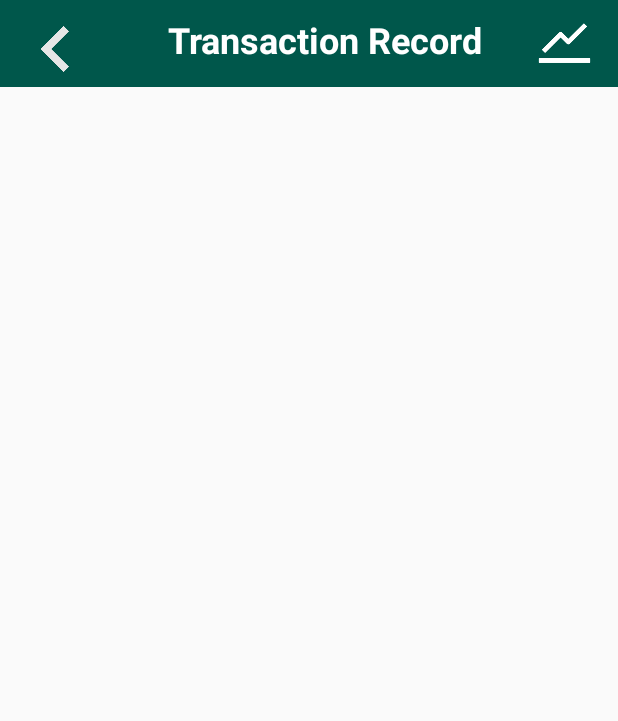
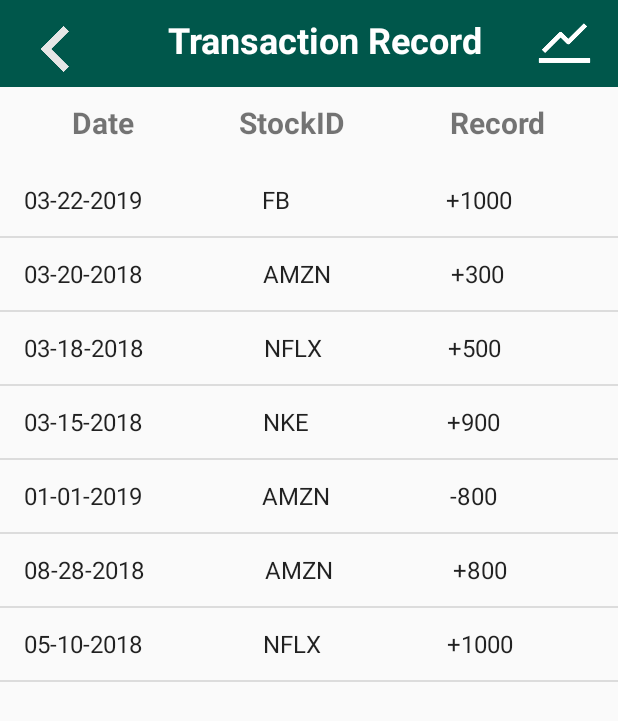
Before and after one commit to jayesslin/mystocks, an Android app: the TransactionRecord screen opened directly, with no data from a screen before it, on a phone screen of 412 x 824 dp. Shown: the top 721 px of the screen. Run offline under Robolectric (Android 15) with nearby library versions, the phone set to English and light mode, and no system bars.

Commit message:
complete transaction record

```diff
--- a/app/src/main/java/com/team3/ms/mystocks/view/TransactionRecord.java
+++ b/app/src/main/java/com/team3/ms/mystocks/view/TransactionRecord.java
@@ -4,11 +4,24 @@
 import android.support.v7.app.AppCompatActivity;
 import android.os.Bundle;
 import android.view.View;
+import android.widget.ArrayAdapter;
 import android.widget.Button;
 import android.widget.ImageView;
+import android.widget.ListView;
 
 import com.team3.ms.mystocks.R;
 public class TransactionRecord extends AppCompatActivity {
+
+    private String[] data = {"03-22-2019                    FB                          +1000",
+            "03-20-2018                    AMZN                    +300",
+            "03-18-2018                    NFLX                     +500",
+            "03-15-2018                    NKE                       +900",
+            "01-01-2019                    AMZN                    -800",
+            "08-28-2018                    AMZN                    +800",
+            "05-10-2018                    NFLX                     +1000"};
+//    private String[] date = {"03-22-2019", "01-01-2019", "08-28-2018", "05-10-2018"};
+//    private String[] stockID = {"FB", "AMZN", "AMZN", "NFLX"};
+//    private String[] record = {"+1000", "-800", "+800", "+1000"};
 
     @Override
     protected void onCreate(Bundle savedInstanceState) {
@@ -30,5 +43,10 @@
                 startActivity(s1);
             }
         });
+
+        ArrayAdapter<String> adapter = new ArrayAdapter<String> (
+                TransactionRecord.this, android.R.layout.simple_list_item_1, data);
+        ListView listView = (ListView) findViewById(R.id.list1);
+        listView.setAdapter(adapter);
     }
 }
--- a/app/src/main/res/layout/activity_transactionrecord.xml
+++ b/app/src/main/res/layout/activity_transactionrecord.xml
@@ -58,6 +58,72 @@
             android:textColor="@android:color/background_light"
             android:textSize="24sp"
             android:textStyle="bold" />
+
     </RelativeLayout>
 
+    <RelativeLayout
+        android:layout_width="match_parent"
+        android:layout_height="50dp"
+        android:layout_marginTop="0dp"
+        android:baselineAligned="true"
+        android:gravity="center_horizontal"
+        android:orientation="horizontal"
+        app:layout_constraintTop_toBottomOf="@+id/biaoti_m"
+        tools:layout_editor_absoluteX="8dp">
+
+        <TextView
+            android:id="@+id/textView6"
+            android:layout_width="wrap_content"
+            android:layout_height="wrap_content"
+            android:layout_marginTop="10dp"
+            android:text="Date               StockID               Record"
+            android:textSize="20sp"
+            android:textStyle="bold"
+            tools:layout_editor_absoluteX="33dp"
+            tools:layout_editor_absoluteY="74dp" />
+
+    <!--<TextView-->
+        <!--android:id="@+id/textView7"-->
+        <!--android:layout_width="wrap_content"-->
+        <!--android:layout_height="wrap_content"-->
+        <!--android:text="StockID"-->
+        <!--android:textSize="18sp"-->
+        <!--tools:layout_editor_absoluteX="161dp"-->
+        <!--tools:layout_editor_absoluteY="74dp" />-->
+
+        <!--<TextView-->
+            <!--android:id="@+id/textView8"-->
+            <!--android:layout_width="wrap_content"-->
+            <!--android:layout_height="wrap_content"-->
+            <!--android:layout_alignEnd="@+id/textView7"-->
+            <!--android:text="Record"-->
+            <!--android:textSize="18sp"-->
+            <!--tools:layout_editor_absoluteX="300dp"-->
+            <!--tools:layout_editor_absoluteY="74dp" />-->
+    </RelativeLayout>
+
+
+
+    <LinearLayout
+        android:layout_width="match_parent"
+        android:layout_height="516dp"
+        android:layout_marginTop="50dp"
+        android:baselineAligned="true"
+        android:orientation="horizontal"
+        app:layout_constraintTop_toBottomOf="@+id/biaoti_m"
+        tools:layout_editor_absoluteX="8dp">
+        <!--android:baselineAligned="false"-->
+
+
+        <ListView
+            android:id="@+id/list1"
+            style="@android:style/Widget.DeviceDefault.ListView"
+            android:layout_width="match_parent"
+            android:layout_height="match_parent"
+            android:layout_marginTop="1dp"
+            android:layout_weight="1" />
+    </LinearLayout>
+
+
+
 </android.support.constraint.ConstraintLayout>
```
